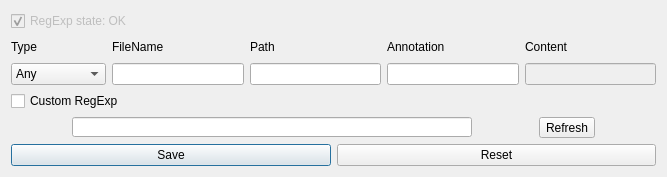
Above: src/FilterDialog.ui from OSLL/sca before the change. Below: the same form after it.
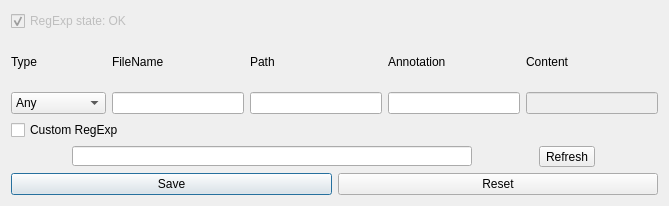
That is the form after the change.

Commit message: #5000: Advanced filter resize was fixed

```diff
--- a/src/FilterDialog.ui
+++ b/src/FilterDialog.ui
@@ -6,8 +6,8 @@
    <rect>
     <x>0</x>
     <y>0</y>
-    <width>667</width>
-    <height>177</height>
+    <width>669</width>
+    <height>206</height>
    </rect>
   </property>
   <property name="sizePolicy">
```
